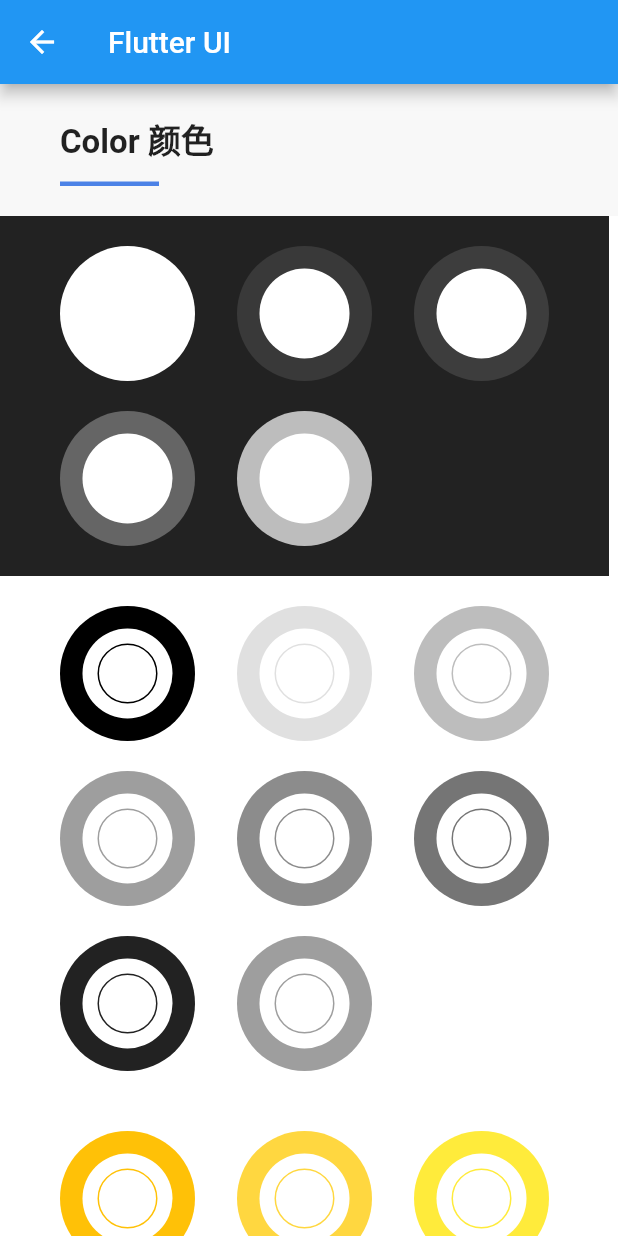
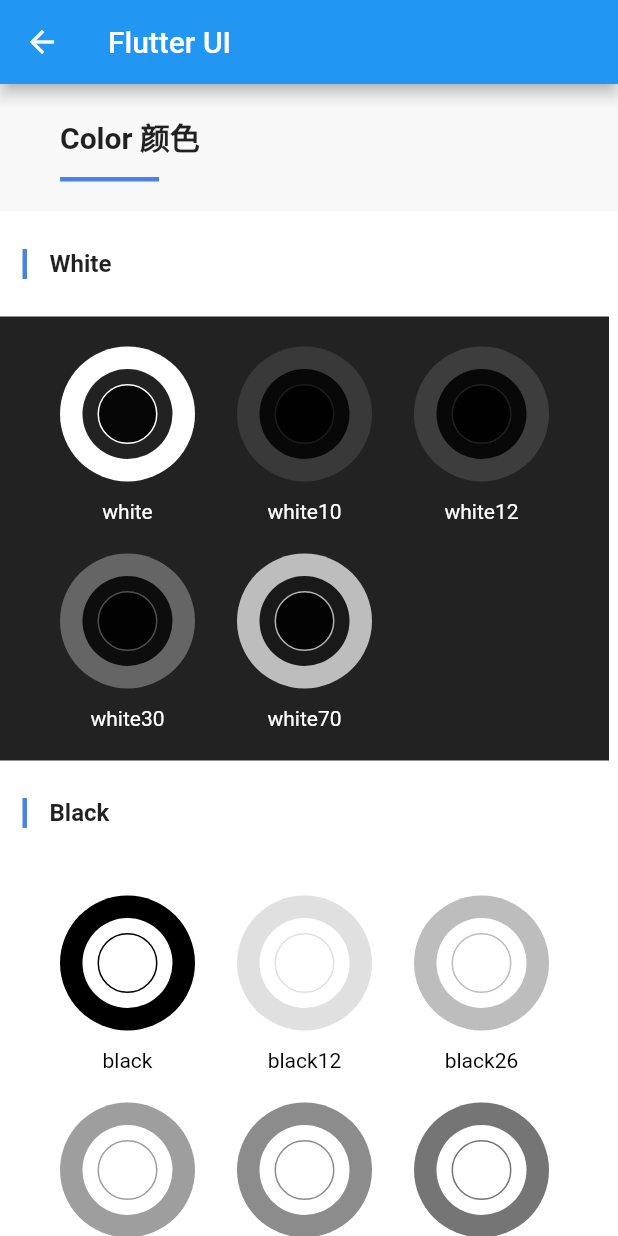
Before and after one commit to kuroesan/flutter_ui, a Flutter app: the ColorsPage screen opened directly, on a phone screen of 412 x 824 dp. Run offline on Flutter 3.47's test engine with Material 2 defaults, Android fonts, the phone set to English and light mode, and no system bars.

```diff
--- a/lib/routes/basics/colors.dart
+++ b/lib/routes/basics/colors.dart
@@ -1,5 +1,6 @@
 import 'package:flutter/material.dart';
 import '../../widgets/titleWidget.dart';
+import '../../widgets/subTitleWidget.dart';
 
 class ColorsPage extends StatefulWidget {
   ColorsPage({Key key, this.title}) : super(key: key);
@@ -25,6 +26,7 @@ class ColorsPageState extends State<ColorsPage> {
               crossAxisAlignment: CrossAxisAlignment.start,
               children: <Widget>[
                 TitleWidget(title: widget.title),
+                SubTitle(title: "White"),
                 Container(
                   color: Colors.black87,
                   padding:
@@ -34,14 +36,30 @@ class ColorsPageState extends State<ColorsPage> {
                     runSpacing: 20.0,
                     alignment: WrapAlignment.start,
                     children: <Widget>[
-                      ColorRing(ringColor: Colors.white),
-                      ColorRing(ringColor: Colors.white10),
-                      ColorRing(ringColor: Colors.white12),
-                      ColorRing(ringColor: Colors.white30),
-                      ColorRing(ringColor: Colors.white70),
+                      ColorRing(
+                          ringColor: Colors.white,
+                          name: "white",
+                          isWhite: true),
+                      ColorRing(
+                          ringColor: Colors.white10,
+                          name: "white10",
+                          isWhite: true),
+                      ColorRing(
+                          ringColor: Colors.white12,
+                          name: "white12",
+                          isWhite: true),
+                      ColorRing(
+                          ringColor: Colors.white30,
+                          name: "white30",
+                          isWhite: true),
+                      ColorRing(
+                          ringColor: Colors.white70,
+                          name: "white70",
+                          isWhite: true),
                     ],
                   ),
                 ),
+                SubTitle(title: "Black"),
                 Container(
                   margin: EdgeInsets.symmetric(vertical: 20.0),
                   padding: EdgeInsets.symmetric(horizontal: 40.0),
@@ -50,17 +68,18 @@ class ColorsPageState extends State<ColorsPage> {
                     runSpacing: 20.0,
                     alignment: WrapAlignment.start,
                     children: <Widget>[
-                      ColorRing(ringColor: Colors.black),
-                      ColorRing(ringColor: Colors.black12),
-                      ColorRing(ringColor: Colors.black26),
-                      ColorRing(ringColor: Colors.black38),
-                      ColorRing(ringColor: Colors.black45),
-                      ColorRing(ringColor: Colors.black54),
-                      ColorRing(ringColor: Colors.black87),
-                      ColorRing(ringColor: Colors.grey),
+                      ColorRing(ringColor: Colors.black, name: "black"),
+                      ColorRing(ringColor: Colors.black12, name: "black12"),
+                      ColorRing(ringColor: Colors.black26, name: "black26"),
+                      ColorRing(ringColor: Colors.black38, name: "black38"),
+                      ColorRing(ringColor: Colors.black45, name: "black45"),
+                      ColorRing(ringColor: Colors.black54, name: "black54"),
+                      ColorRing(ringColor: Colors.black87, name: "black87"),
+                      ColorRing(ringColor: Colors.grey, name: "grey"),
                     ],
                   ),
                 ),
+                SubTitle(title: "Yellow"),
                 Container(
                   margin: EdgeInsets.symmetric(vertical: 20.0),
                   padding: EdgeInsets.symmetric(horizontal: 40.0),
@@ -69,13 +88,16 @@ class ColorsPageState extends State<ColorsPage> {
                     runSpacing: 20.0,
                     alignment: WrapAlignment.start,
                     children: <Widget>[
-                      ColorRing(ringColor: Colors.amber),
-                      ColorRing(ringColor: Colors.amberAccent),
-                      ColorRing(ringColor: Colors.yellow),
-                      ColorRing(ringColor: Colors.yellowAccent),
+                      ColorRing(ringColor: Colors.amber, name: "amber"),
+                      ColorRing(
+                          ringColor: Colors.amberAccent, name: "amberAccent"),
+                      ColorRing(ringColor: Colors.yellow, name: "yellow"),
+                      ColorRing(
+                          ringColor: Colors.yellowAccent, name: "yellowAccent"),
                     ],
                   ),
                 ),
+                SubTitle(title: "Blue"),
                 Container(
                   margin: EdgeInsets.symmetric(vertical: 20.0),
                   padding: EdgeInsets.symmetric(horizontal: 40.0),
@@ -84,18 +106,24 @@ class ColorsPageState extends State<ColorsPage> {
                     runSpacing: 20.0,
                     alignment: WrapAlignment.start,
                     children: <Widget>[
-                      ColorRing(ringColor: Colors.blue),
-                      ColorRing(ringColor: Colors.blueAccent),
-                      ColorRing(ringColor: Colors.blueGrey),
-                      ColorRing(ringColor: Colors.cyan),
-                      ColorRing(ringColor: Colors.cyanAccent),
-                      ColorRing(ringColor: Colors.indigo),
-                      ColorRing(ringColor: Colors.indigoAccent),
-                      ColorRing(ringColor: Colors.lightBlue),
-                      ColorRing(ringColor: Colors.lightBlueAccent),
+                      ColorRing(ringColor: Colors.blue, name: "blue"),
+                      ColorRing(
+                          ringColor: Colors.blueAccent, name: "blueAccent"),
+                      ColorRing(ringColor: Colors.blueGrey, name: "blueGrey"),
+                      ColorRing(ringColor: Colors.cyan, name: "cyan"),
+                      ColorRing(
+                          ringColor: Colors.cyanAccent, name: "cyanAccent"),
+                      ColorRing(ringColor: Colors.indigo, name: "indigo"),
+                      ColorRing(
+                          ringColor: Colors.indigoAccent, name: "indigoAccent"),
+                      ColorRing(ringColor: Colors.lightBlue, name: "lightBlue"),
+                      ColorRing(
+                          ringColor: Colors.lightBlueAccent,
+                          name: "lightBlueAccent"),
                     ],
                   ),
                 ),
+                SubTitle(title: "Orange"),
                 Container(
                   margin: EdgeInsets.symmetric(vertical: 20.0),
                   padding: EdgeInsets.symmetric(horizontal: 40.0),
@@ -104,13 +132,18 @@ class ColorsPageState extends State<ColorsPage> {
                     runSpacing: 20.0,
                     alignment: WrapAlignment.start,
                     children: <Widget>[
-                      ColorRing(ringColor: Colors.deepOrange),
-                      ColorRing(ringColor: Colors.deepOrangeAccent),
-                      ColorRing(ringColor: Colors.orange),
-                      ColorRing(ringColor: Colors.orangeAccent),
+                      ColorRing(
+                          ringColor: Colors.deepOrange, name: "deepOrange"),
+                      ColorRing(
+                          ringColor: Colors.deepOrangeAccent,
+                          name: "deepOrangeAccent"),
+                      ColorRing(ringColor: Colors.orange, name: "orange"),
+                      ColorRing(
+                          ringColor: Colors.orangeAccent, name: "orangeAccent"),
                     ],
                   ),
                 ),
+                SubTitle(title: "Purple"),
                 Container(
                   margin: EdgeInsets.symmetric(vertical: 20.0),
                   padding: EdgeInsets.symmetric(horizontal: 40.0),
@@ -119,13 +152,18 @@ class ColorsPageState extends State<ColorsPage> {
                     runSpacing: 20.0,
                     alignment: WrapAlignment.start,
                     children: <Widget>[
-                      ColorRing(ringColor: Colors.deepPurple),
-                      ColorRing(ringColor: Colors.deepPurpleAccent),
-                      ColorRing(ringColor: Colors.purple),
-                      ColorRing(ringColor: Colors.purpleAccent),
+                      ColorRing(
+                          ringColor: Colors.deepPurple, name: "deepPurple"),
+                      ColorRing(
+                          ringColor: Colors.deepPurpleAccent,
+                          name: "bldeepPurpleAccentack"),
+                      ColorRing(ringColor: Colors.purple, name: "purple"),
+                      ColorRing(
+                          ringColor: Colors.purpleAccent, name: "purpleAccent"),
                     ],
                   ),
                 ),
+                SubTitle(title: "Green"),
                 Container(
                   margin: EdgeInsets.symmetric(vertical: 20.0),
                   padding: EdgeInsets.symmetric(horizontal: 40.0),
@@ -134,17 +172,24 @@ class ColorsPageState extends State<ColorsPage> {
                     runSpacing: 20.0,
                     alignment: WrapAlignment.start,
                     children: <Widget>[
-                      ColorRing(ringColor: Colors.green),
-                      ColorRing(ringColor: Colors.greenAccent),
-                      ColorRing(ringColor: Colors.lightGreen),
-                      ColorRing(ringColor: Colors.lightGreenAccent),
-                      ColorRing(ringColor: Colors.lime),
-                      ColorRing(ringColor: Colors.limeAccent),
-                      ColorRing(ringColor: Colors.teal),
-                      ColorRing(ringColor: Colors.tealAccent),
+                      ColorRing(ringColor: Colors.green, name: "green"),
+                      ColorRing(
+                          ringColor: Colors.greenAccent, name: "greenAccent"),
+                      ColorRing(
+                          ringColor: Colors.lightGreen, name: "lightGreen"),
+                      ColorRing(
+                          ringColor: Colors.lightGreenAccent,
+                          name: "lightGreenAccent"),
+                      ColorRing(ringColor: Colors.lime, name: "lime"),
+                      ColorRing(
+                          ringColor: Colors.limeAccent, name: "limeAccent"),
+                      ColorRing(ringColor: Colors.teal, name: "teal"),
+                      ColorRing(
+                          ringColor: Colors.tealAccent, name: "tealAccent"),
                     ],
                   ),
                 ),
+                SubTitle(title: "Pink"),
                 Container(
                   margin: EdgeInsets.symmetric(vertical: 20.0),
                   padding: EdgeInsets.symmetric(horizontal: 40.0),
@@ -153,11 +198,13 @@ class ColorsPageState extends State<ColorsPage> {
                     runSpacing: 20.0,
                     alignment: WrapAlignment.start,
                     children: <Widget>[
-                      ColorRing(ringColor: Colors.pink),
-                      ColorRing(ringColor: Colors.pinkAccent),
+                      ColorRing(ringColor: Colors.pink, name: "pink"),
+                      ColorRing(
+                          ringColor: Colors.pinkAccent, name: "pinkAccent"),
                     ],
                   ),
                 ),
+                SubTitle(title: "Red"),
                 Container(
                   margin: EdgeInsets.symmetric(vertical: 20.0),
                   padding: EdgeInsets.symmetric(horizontal: 40.0),
@@ -166,11 +213,12 @@ class ColorsPageState extends State<ColorsPage> {
                     runSpacing: 20.0,
                     alignment: WrapAlignment.start,
                     children: <Widget>[
-                      ColorRing(ringColor: Colors.red),
-                      ColorRing(ringColor: Colors.redAccent),
+                      ColorRing(ringColor: Colors.red, name: "red"),
+                      ColorRing(ringColor: Colors.redAccent, name: "redAccent"),
                     ],
                   ),
                 ),
+                SubTitle(title: "Brown"),
                 Container(
                   margin: EdgeInsets.symmetric(vertical: 20.0),
                   padding: EdgeInsets.symmetric(horizontal: 40.0),
@@ -179,7 +227,7 @@ class ColorsPageState extends State<ColorsPage> {
                     runSpacing: 20.0,
                     alignment: WrapAlignment.start,
                     children: <Widget>[
-                      ColorRing(ringColor: Colors.brown),
+                      ColorRing(ringColor: Colors.brown, name: "brown"),
                     ],
                   ),
                 ),
@@ -191,15 +239,21 @@ class ColorsPageState extends State<ColorsPage> {
 }
 
 class ColorRing extends StatelessWidget {
-  ColorRing({this.ringColor});
+  ColorRing({this.ringColor, this.name, this.isWhite = false});
 
   final ringColor;
+  final String name;
+  final bool isWhite;
 
   @override
   Widget build(BuildContext context) {
     return Container(
+      child: Column(
+        children: <Widget>[
+          Container(
             width: 90.0,
             height: 90.0,
+            margin: EdgeInsets.only(bottom: 12.0),
             decoration: BoxDecoration(
                 color: ringColor,
                 borderRadius: BorderRadius.all(
@@ -212,7 +266,7 @@ class ColorRing extends StatelessWidget {
                   width: 60.0,
                   height: 60.0,
                   decoration: BoxDecoration(
-                color: Colors.white,
+                      color: isWhite ? Colors.black87 : Colors.white,
                       borderRadius: BorderRadius.all(
                         Radius.circular(50.0),
                       )),
@@ -221,7 +275,7 @@ class ColorRing extends StatelessWidget {
                   width: 40.0,
                   height: 40.0,
                   decoration: BoxDecoration(
-                color: Colors.white,
+                      color: isWhite ? Colors.black87 : Colors.white,
                       border: Border.all(
                         color: ringColor,
                       ),
@@ -231,6 +285,15 @@ class ColorRing extends StatelessWidget {
                 )
               ],
             ),
+          ),
+          Text(
+            name,
+            style: TextStyle(
+              color: isWhite ? Colors.white : Colors.black,
+            ),
+          )
+        ],
+      ),
     );
   }
 }
--- a/lib/routes/list.dart
+++ b/lib/routes/list.dart
@@ -51,7 +51,7 @@ class ListPageState extends State<ListPage> {
                     child: Text(
                       widget.title,
                       style: TextStyle(
-                        fontSize: 22.0,
+                        fontSize: 20.0,
                         color: Color.fromRGBO(115, 162, 248, 1),
                       ),
                     ),
--- /dev/null
+++ b/lib/widgets/subTitleWidget.dart
@@ -0,0 +1,30 @@
+import 'package:flutter/material.dart';
+
+class SubTitle extends StatelessWidget {
+  SubTitle({this.title});
+
+  final String title;
+
+  @override
+  Widget build(BuildContext context) {
+    return Container(
+      child: Row(
+        children: <Widget>[
+          Container(
+            margin: EdgeInsets.symmetric(vertical: 25.0, horizontal: 15.0),
+            width: 3.0,
+            height: 20.0,
+            color: Color.fromRGBO(76, 130, 230, 1),
+          ),
+          Text(
+            title,
+            style: TextStyle(
+              fontSize: 16.0,
+              fontWeight: FontWeight.bold,
+            ),
+          )
+        ],
+      ),
+    );
+  }
+}
--- a/lib/widgets/titleWidget.dart
+++ b/lib/widgets/titleWidget.dart
@@ -17,7 +17,7 @@ class TitleWidget extends StatelessWidget {
             title,
             style: TextStyle(
               color: Colors.black87,
-              fontSize: 22.0,
+              fontSize: 20.0,
               fontWeight: FontWeight.bold,
             ),
           ),
```
Also changed, not shown: lib/model/myIcons.dart (added, +39 -0 lines), lib/routes/basics/basics.dart (deleted, +0 -21 lines), lib/routes/basics/buttons.dart (added, +33 -0 lines), lib/routes/basics/icons.dart (added, +116 -0 lines), lib/routes/home.dart (+21 -7 lines), pubspec.yaml (+10 -11 lines), assets/fonts/iconfont.ttf (added), 5 other files. Lines whose indentation alone changed are shown as unchanged.
